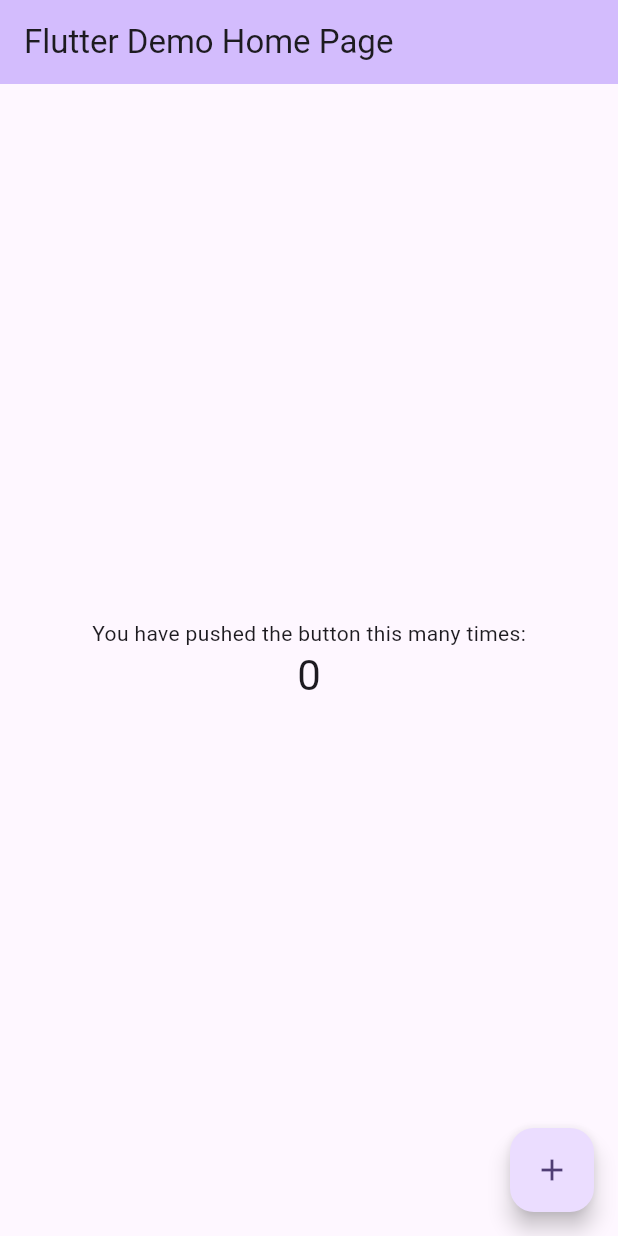
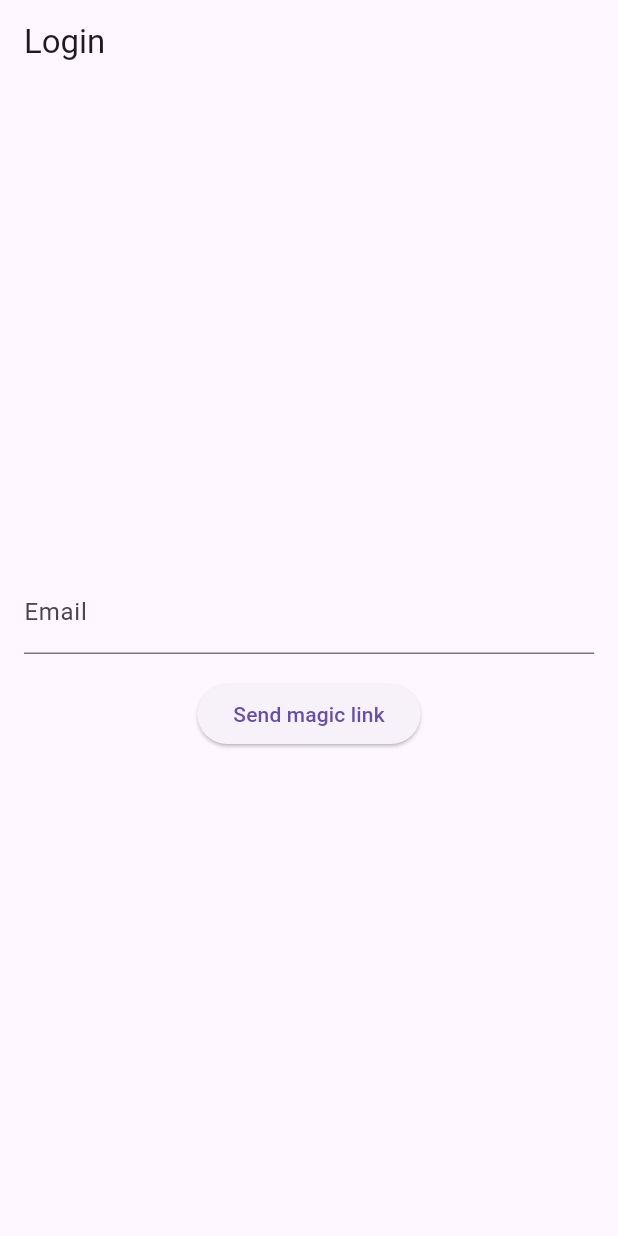
Before and after one commit to LuizPiccini/UCL2025, a Flutter app: the screen it shows after launch, on a phone screen of 412 x 824 dp. Run offline on Flutter 3.47's test engine with Material 3 defaults, Android fonts, the phone set to English and light mode, and no system bars; our stand-ins replace flutter_riverpod, go_router, supabase_flutter; missing offline and left inert: dart:html; accounts and stored records are empty.

Commit message:
Bootstrap Supabase app with routing and PWA workflows

```diff
--- a/ucl2025/lib/main.dart
+++ b/ucl2025/lib/main.dart
@@ -1,122 +1,63 @@
 import 'package:flutter/material.dart';
+import 'package:flutter_riverpod/flutter_riverpod.dart';
+import 'package:go_router/go_router.dart';
+import 'package:supabase_flutter/supabase_flutter.dart';
 
-void main() {
-  runApp(const MyApp());
+import 'pages/login_page.dart';
+import 'pages/home_page.dart';
+import 'pages/fixture_page.dart';
+import 'pages/rankings_page.dart';
+import 'pages/leagues_page.dart';
+import 'pages/profile_page.dart';
+import 'providers.dart';
+
+const supabaseUrl = 'https://okygocsblpqgwnypwife.supabase.co';
+const supabaseKey = String.fromEnvironment('SUPABASE_KEY');
+
+Future<void> main() async {
+  WidgetsFlutterBinding.ensureInitialized();
+  await Supabase.initialize(url: supabaseUrl, anonKey: supabaseKey);
+  runApp(const ProviderScope(child: MyApp()));
 }
 
-class MyApp extends StatelessWidget {
+class MyApp extends ConsumerWidget {
   const MyApp({super.key});
 
-  // This widget is the root of your application.
   @override
-  Widget build(BuildContext context) {
-    return MaterialApp(
-      title: 'Flutter Demo',
-      theme: ThemeData(
-        // This is the theme of your application.
-        //
-        // TRY THIS: Try running your application with "flutter run". You'll see
-        // the application has a purple toolbar. Then, without quitting the app,
-        // try changing the seedColor in the colorScheme below to Colors.green
-        // and then invoke "hot reload" (save your changes or press the "hot
-        // reload" button in a Flutter-supported IDE, or press "r" if you used
-        // the command line to start the app).
-        //
-        // Notice that the counter didn't reset back to zero; the application
-        // state is not lost during the reload. To reset the state, use hot
-        // restart instead.
-        //
-        // This works for code too, not just values: Most code changes can be
-        // tested with just a hot reload.
-        colorScheme: ColorScheme.fromSeed(seedColor: Colors.deepPurple),
-      ),
-      home: const MyHomePage(title: 'Flutter Demo Home Page'),
+  Widget build(BuildContext context, WidgetRef ref) {
+    final session = ref.watch(sessionProvider).value;
+    final router = GoRouter(
+      initialLocation: '/home',
+      routes: [
+        GoRoute(path: '/login', builder: (context, state) => const LoginPage()),
+        GoRoute(path: '/home', builder: (context, state) => const HomePage()),
+        GoRoute(
+          path: '/fixtures/:id',
+          builder: (context, state) =>
+              FixturePage(id: state.pathParameters['id']!),
+        ),
+        GoRoute(
+          path: '/rankings',
+          builder: (context, state) => const RankingsPage(),
+        ),
+        GoRoute(
+          path: '/leagues',
+          builder: (context, state) => const LeaguesPage(),
+        ),
+        GoRoute(
+          path: '/profile',
+          builder: (context, state) => const ProfilePage(),
+        ),
+      ],
+      redirect: (context, state) {
+        final loggedIn = session != null;
+        final loggingIn = state.uri.path == '/login';
+        if (!loggedIn) return loggingIn ? null : '/login';
+        if (loggingIn) return '/home';
+        return null;
+      },
     );
+
+    return MaterialApp.router(title: 'UCL Fantasy', routerConfig: router);
   }
 }
-
-class MyHomePage extends StatefulWidget {
-  const MyHomePage({super.key, required this.title});
-
-  // This widget is the home page of your application. It is stateful, meaning
-  // that it has a State object (defined below) that contains fields that affect
-  // how it looks.
-
-  // This class is the configuration for the state. It holds the values (in this
-  // case the title) provided by the parent (in this case the App widget) and
-  // used by the build method of the State. Fields in a Widget subclass are
-  // always marked "final".
-
-  final String title;
-
-  @override
-  State<MyHomePage> createState() => _MyHomePageState();
-}
-
-class _MyHomePageState extends State<MyHomePage> {
-  int _counter = 0;
-
-  void _incrementCounter() {
-    setState(() {
-      // This call to setState tells the Flutter framework that something has
-      // changed in this State, which causes it to rerun the build method below
-      // so that the display can reflect the updated values. If we changed
-      // _counter without calling setState(), then the build method would not be
-      // called again, and so nothing would appear to happen.
-      _counter++;
-    });
-  }
-
-  @override
-  Widget build(BuildContext context) {
-    // This method is rerun every time setState is called, for instance as done
-    // by the _incrementCounter method above.
-    //
-    // The Flutter framework has been optimized to make rerunning build methods
-    // fast, so that you can just rebuild anything that needs updating rather
-    // than having to individually change instances of widgets.
-    return Scaffold(
-      appBar: AppBar(
-        // TRY THIS: Try changing the color here to a specific color (to
-        // Colors.amber, perhaps?) and trigger a hot reload to see the AppBar
-        // change color while the other colors stay the same.
-        backgroundColor: Theme.of(context).colorScheme.inversePrimary,
-        // Here we take the value from the MyHomePage object that was created by
-        // the App.build method, and use it to set our appbar title.
-        title: Text(widget.title),
-      ),
-      body: Center(
-        // Center is a layout widget. It takes a single child and positions it
-        // in the middle of the parent.
-        child: Column(
-          // Column is also a layout widget. It takes a list of children and
-          // arranges them vertically. By default, it sizes itself to fit its
-          // children horizontally, and tries to be as tall as its parent.
-          //
-          // Column has various properties to control how it sizes itself and
-          // how it positions its children. Here we use mainAxisAlignment to
-          // center the children vertically; the main axis here is the vertical
-          // axis because Columns are vertical (the cross axis would be
-          // horizontal).
-          //
-          // TRY THIS: Invoke "debug painting" (choose the "Toggle Debug Paint"
-          // action in the IDE, or press "p" in the console), to see the
-          // wireframe for each widget.
-          mainAxisAlignment: MainAxisAlignment.center,
-          children: <Widget>[
-            const Text('You have pushed the button this many times:'),
-            Text(
-              '$_counter',
-              style: Theme.of(context).textTheme.headlineMedium,
-            ),
-          ],
-        ),
-      ),
-      floatingActionButton: FloatingActionButton(
-        onPressed: _incrementCounter,
-        tooltip: 'Increment',
-        child: const Icon(Icons.add),
-      ), // This trailing comma makes auto-formatting nicer for build methods.
-    );
-  }
-}
--- /dev/null
+++ b/ucl2025/lib/pages/login_page.dart
@@ -0,0 +1,67 @@
+import 'package:flutter/material.dart';
+import 'package:flutter_riverpod/flutter_riverpod.dart';
+import 'package:supabase_flutter/supabase_flutter.dart';
+
+class LoginPage extends ConsumerStatefulWidget {
+  const LoginPage({super.key});
+
+  @override
+  ConsumerState<LoginPage> createState() => _LoginPageState();
+}
+
+class _LoginPageState extends ConsumerState<LoginPage> {
+  final _emailCtrl = TextEditingController();
+  bool _loading = false;
+
+  @override
+  void dispose() {
+    _emailCtrl.dispose();
+    super.dispose();
+  }
+
+  Future<void> _sendLink() async {
+    setState(() => _loading = true);
+    final email = _emailCtrl.text;
+    final supabase = Supabase.instance.client;
+    try {
+      await supabase.auth.signInWithOtp(email: email);
+      if (mounted) {
+        ScaffoldMessenger.of(
+          context,
+        ).showSnackBar(const SnackBar(content: Text('Check your email.')));
+      }
+    } catch (e) {
+      if (mounted) {
+        ScaffoldMessenger.of(
+          context,
+        ).showSnackBar(SnackBar(content: Text('Error: $e')));
+      }
+    } finally {
+      if (mounted) setState(() => _loading = false);
+    }
+  }
+
+  @override
+  Widget build(BuildContext context) {
+    return Scaffold(
+      appBar: AppBar(title: const Text('Login')),
+      body: Padding(
+        padding: const EdgeInsets.all(16),
+        child: Column(
+          mainAxisAlignment: MainAxisAlignment.center,
+          children: [
+            TextField(
+              controller: _emailCtrl,
+              decoration: const InputDecoration(labelText: 'Email'),
+            ),
+            const SizedBox(height: 16),
+            ElevatedButton(
+              onPressed: _loading ? null : _sendLink,
+              child: const Text('Send magic link'),
+            ),
+          ],
+        ),
+      ),
+    );
+  }
+}
--- /dev/null
+++ b/ucl2025/lib/utils/reload_stub.dart
@@ -0,0 +1 @@
+void refreshPage() {}
--- /dev/null
+++ b/ucl2025/lib/utils/reload_web.dart
@@ -0,0 +1,4 @@
+// ignore: avoid_web_libraries_in_flutter, deprecated_member_use
+import 'dart:html' as html;
+
+void refreshPage() => html.window.location.reload();
--- /dev/null
+++ b/ucl2025/version.json
@@ -0,0 +1,4 @@
+{
+  "version": "1.0.0+1",
+  "apk": "https://example.com/ucl-fantasy.apk"
+}
```
Also changed, not shown: ucl2025/lib/pages/fixture_page.dart (added, +112 -0 lines), ucl2025/lib/pages/home_page.dart (added, +84 -0 lines), ucl2025/lib/pages/leagues_page.dart (added, +103 -0 lines), ucl2025/lib/pages/profile_page.dart (added, +20 -0 lines), ucl2025/lib/pages/rankings_page.dart (added, +69 -0 lines), ucl2025/lib/providers.dart (added, +29 -0 lines), ucl2025/lib/widgets/update_banner.dart (added, +64 -0 lines), ucl2025/pubspec.yaml (+7 -0 lines), ucl2025/pubspec.lock, 10 other files.
